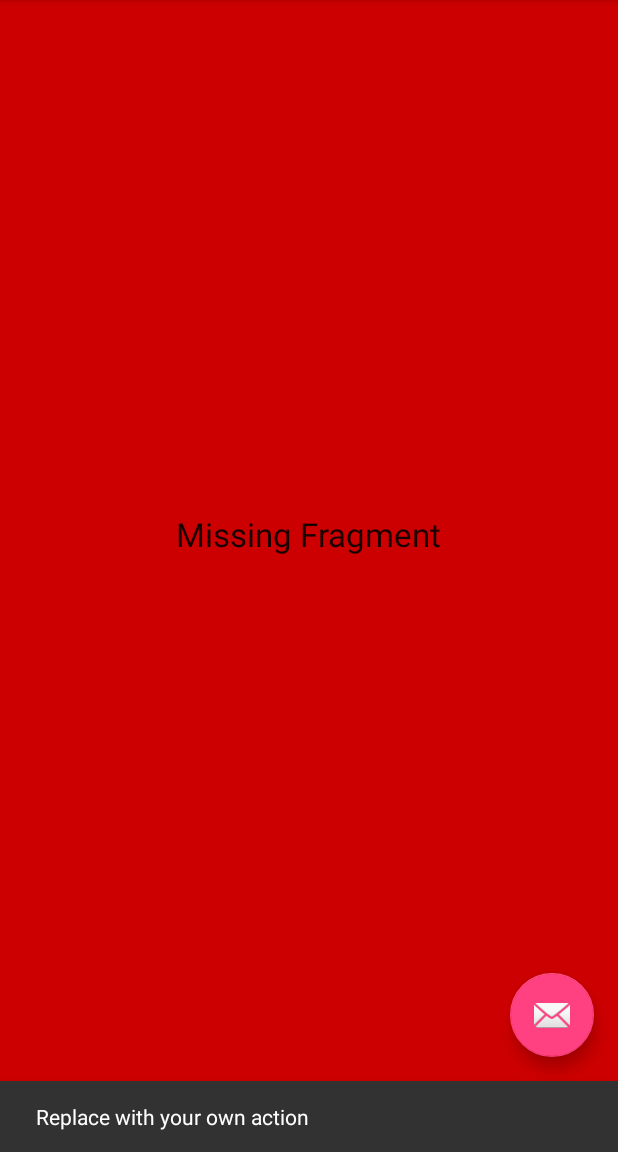
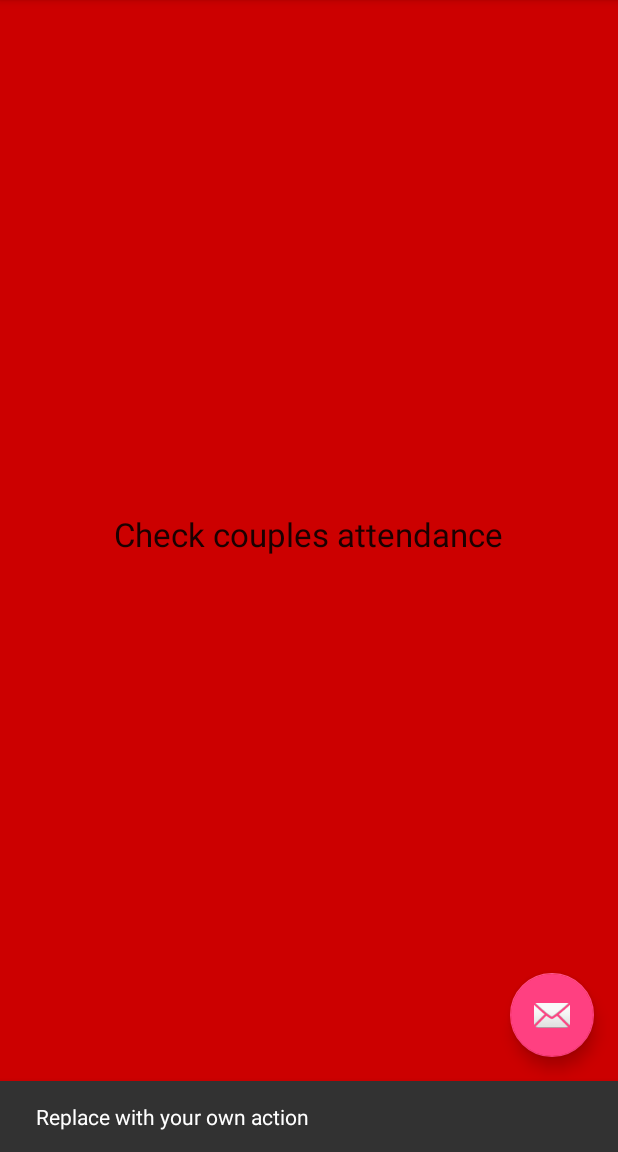
Before and after one commit to pasichenko/Journal, an Android app: the fragment CheckCouplesAttendanceFragment placed in its activity, after a tap on an icon or button, on a phone screen of 412 x 824 dp, the part 84-1236 px from its top. Run offline under Robolectric (Android 15) with nearby library versions, the light colour scheme and no system bars.

Commit message:
Refactored code: delete old comment, changed the class name of the fragments , add new fragment(SetCouplesAttendanceFragment)

```diff
--- a/app/src/main/java/com/makspasich/journal/MissingFragment.java
+++ b/app/src/main/java/com/makspasich/journal/CheckCouplesAttendanceFragment.java
@@ -6,11 +6,11 @@ import android.view.LayoutInflater;
 import android.view.View;
 import android.view.ViewGroup;
 
-public class MissingFragment extends Fragment {
+public class CheckCouplesAttendanceFragment extends Fragment {
 
     @Override
     public View onCreateView(LayoutInflater inflater, ViewGroup container,
                              Bundle savedInstanceState) {
-        return inflater.inflate(R.layout.fragment_missing, container, false);
+        return inflater.inflate(R.layout.fragment_check_couples_attendance, container, false);
     }
 }
--- a/app/src/main/java/com/makspasich/journal/MainActivity.java
+++ b/app/src/main/java/com/makspasich/journal/MainActivity.java
@@ -1,13 +1,9 @@
 package com.makspasich.journal;
 
-//import android.net.Uri;
 import android.os.Bundle;
 import android.support.annotation.NonNull;
 import android.support.design.widget.FloatingActionButton;
 import android.support.design.widget.Snackbar;
-//import android.support.v4.app.Fragment;
-//import android.support.v4.app.FragmentManager;
-//import android.util.Log;
 import android.view.View;
 import android.support.design.widget.NavigationView;
 import android.support.v4.view.GravityCompat;
@@ -28,10 +24,10 @@ public class MainActivity extends AppCompatActivity
     protected void onCreate(Bundle savedInstanceState) {
         super.onCreate(savedInstanceState);
         setContentView(R.layout.activity_main);
-        Toolbar toolbar = /*(Toolbar)*/ findViewById(R.id.toolbar);
+        Toolbar toolbar = findViewById(R.id.toolbar);
         setSupportActionBar(toolbar);
 
-        FloatingActionButton fab = /*(FloatingActionButton)*/ findViewById(R.id.fab);
+        FloatingActionButton fab =  findViewById(R.id.fab);
         fab.setOnClickListener(new View.OnClickListener() {
             @Override
             public void onClick(View view) {
@@ -40,9 +36,9 @@ public class MainActivity extends AppCompatActivity
             }
         });
 
-        drawer = /*(DrawerLayout)*/ findViewById(R.id.drawer_layout);
+        drawer = findViewById(R.id.drawer_layout);
 
-        NavigationView navigationView = /*(NavigationView)*/ findViewById(R.id.nav_view);
+        NavigationView navigationView = findViewById(R.id.nav_view);
         navigationView.setNavigationItemSelectedListener(this);
 
         ActionBarDrawerToggle toggle = new ActionBarDrawerToggle(
@@ -51,16 +47,15 @@ public class MainActivity extends AppCompatActivity
         toggle.syncState();
 
 
-//        if (savedInstanceState == null) {
-//            getSupportFragmentManager().beginTransaction().replace(R.id.container,
-//                    new ReportFragment()).commit();
-//            navigationView.setCheckedItem(R.id.nav_camera);
-//        }
+        if (savedInstanceState == null) {
+            getSupportFragmentManager().beginTransaction().replace(R.id.fragment_container,
+                    new SetCouplesAttendanceFragment()).commit();
+            navigationView.setCheckedItem(R.id.set_couples_attendance);
+        }
     }
 
     @Override
     public void onBackPressed() {
-        //DrawerLayout drawer = (DrawerLayout) findViewById(R.id.drawer_layout);
         if (drawer.isDrawerOpen(GravityCompat.START)) {
             drawer.closeDrawer(GravityCompat.START);
         } else {
@@ -93,70 +88,26 @@ public class MainActivity extends AppCompatActivity
     @SuppressWarnings("StatementWithEmptyBody")
     @Override
     public boolean onNavigationItemSelected(@NonNull MenuItem item) {
-        //Fragment fragment = null;
-        //Class fragmentClass = null;
-        // Handle navigation view item clicks here.
-
-
-//        int id = item.getItemId();
-//
-//        if (id == R.id.nav_camera) {
-//            // Handle the camera action
-//            fragmentClass = MissingFragment.class;
-//        } else if (id == R.id.nav_gallery) {
-//            fragmentClass = ReportFragment.class;
-//        } else if (id == R.id.nav_slideshow) {
-//
-//        } else if (id == R.id.nav_manage) {
-//
-//        } else if (id == R.id.nav_share) {
-//
-//        } else if (id == R.id.nav_send) {
-//
-//        }
-
         switch (item.getItemId()){
-            case R.id.nav_camera:
+            case R.id.set_couples_attendance:
                 getSupportFragmentManager().beginTransaction().replace(R.id.fragment_container,
-                        new ReportFragment()).commit();
-//                fragmentClass = MissingFragment.class;
+                        new SetCouplesAttendanceFragment()).commit();
                 break;
-            case R.id.nav_gallery:
+            case R.id.check_couples_attendance:
                 getSupportFragmentManager().beginTransaction().replace(R.id.fragment_container,
-                        new MissingFragment()).commit();
-//                fragmentClass = ReportFragment.class;
+                        new CheckCouplesAttendanceFragment()).commit();
                 break;
-            case R.id.nav_slideshow:
-                Toast.makeText(this, "nav_slideshow", Toast.LENGTH_SHORT).show();
+            case R.id.report:
+                getSupportFragmentManager().beginTransaction().replace(R.id.fragment_container,
+                        new ReportCouplesAttendanceFragment()).commit();
                 break;
-            case R.id.nav_manage:
-                Toast.makeText(this, "nav_manage", Toast.LENGTH_SHORT).show();
+            case R.id.setting_database:
+                Toast.makeText(this, R.string.setting_database, Toast.LENGTH_SHORT).show();
                 break;
-            case R.id.nav_share:
-                Toast.makeText(this, "nav_share", Toast.LENGTH_SHORT).show();
-                break;
-            case R.id.nav_send:
-                Toast.makeText(this, "nav_send", Toast.LENGTH_SHORT).show();
+             case R.id.nav_send:
+                Toast.makeText(this, R.string.about, Toast.LENGTH_SHORT).show();
                 break;
         }
-
-//        try {
-//            fragment = (Fragment) fragmentClass.newInstance();
-//            // Вставляем фрагмент, заменяя текущий фрагмент
-//            FragmentManager fragmentManager = getSupportFragmentManager();
-//            fragmentManager.beginTransaction().replace(R.id.container, fragment).commit();
-//            // Выделяем выбранный пункт меню в шторке
-//            item.setChecked(true);
-//            // Выводим выбранный пункт в заголовке
-//            setTitle(item.getTitle());
-//        } catch (Exception e) {
-//            Log.e("fragment",e.getMessage());
-//
-//        }
-
-
-
-        //DrawerLayout drawer = (DrawerLayout) findViewById(R.id.drawer_layout);
         drawer.closeDrawer(GravityCompat.START);
         return true;
     }
--- a/app/src/main/java/com/makspasich/journal/ReportFragment.java
+++ b/app/src/main/java/com/makspasich/journal/SetCouplesAttendanceFragment.java
@@ -1,17 +1,16 @@
 package com.makspasich.journal;
 
 import android.os.Bundle;
-import android.support.annotation.NonNull;
 import android.support.v4.app.Fragment;
 import android.view.LayoutInflater;
 import android.view.View;
 import android.view.ViewGroup;
 
-public class ReportFragment extends Fragment {
+public class SetCouplesAttendanceFragment extends Fragment {
 
     @Override
-    public View onCreateView(@NonNull LayoutInflater inflater, ViewGroup container,
+    public View onCreateView(LayoutInflater inflater, ViewGroup container,
                              Bundle savedInstanceState) {
-        return inflater.inflate(R.layout.fragment_report, container, false);
+        return inflater.inflate(R.layout.fragment_set_couples_attendance, container, false);
     }
 }
--- /dev/null
+++ b/app/src/main/res/layout/fragment_check_couples_attendance.xml
@@ -0,0 +1,15 @@
+<?xml version="1.0" encoding="utf-8"?>
+<RelativeLayout xmlns:android="http://schemas.android.com/apk/res/android"
+    android:layout_width="match_parent"
+    android:layout_height="match_parent"
+    android:background="@android:color/holo_red_dark">
+
+    <TextView
+        android:id="@+id/textView3"
+        android:layout_width="wrap_content"
+        android:layout_height="wrap_content"
+        android:layout_centerHorizontal="true"
+        android:layout_centerVertical="true"
+        android:text="Check couples attendance"
+        android:textAppearance="?android:attr/textAppearanceLarge"/>
+</RelativeLayout>
--- a/app/src/main/res/layout/fragment_missing.xml
+++ b/app/src/main/res/layout/fragment_report_couples_attendance.xml
@@ -2,7 +2,7 @@
 <RelativeLayout xmlns:android="http://schemas.android.com/apk/res/android"
     android:layout_width="match_parent"
     android:layout_height="match_parent"
-    android:background="@android:color/holo_red_dark">
+    android:background="@android:color/holo_green_dark">
 
     <TextView
         android:id="@+id/textView3"
@@ -10,6 +10,10 @@
         android:layout_height="wrap_content"
         android:layout_centerHorizontal="true"
         android:layout_centerVertical="true"
-        android:text="Missing Fragment"
+        android:text="Report couples attendance"
+        android:textSize="30sp"
+        android:layout_centerInParent="true"
         android:textAppearance="?android:attr/textAppearanceLarge"/>
+
+
 </RelativeLayout>
--- a/app/src/main/res/menu/activity_main_drawer.xml
+++ b/app/src/main/res/menu/activity_main_drawer.xml
@@ -5,29 +5,25 @@
 
     <group android:checkableBehavior="single">
         <item
-            android:id="@+id/nav_camera"
+            android:id="@+id/set_couples_attendance"
             android:icon="@drawable/ic_menu_camera"
-            android:title="Import" />
+            android:title="@string/set_couples_attendance" />
         <item
-            android:id="@+id/nav_gallery"
+            android:id="@+id/check_couples_attendance"
             android:icon="@drawable/ic_menu_gallery"
-            android:title="Gallery" />
+            android:title="@string/check_couples_attendance" />
         <item
-            android:id="@+id/nav_slideshow"
+            android:id="@+id/report"
             android:icon="@drawable/ic_menu_slideshow"
-            android:title="Slideshow" />
-        <item
-            android:id="@+id/nav_manage"
-            android:icon="@drawable/ic_menu_manage"
-            android:title="Tools" />
+            android:title="@string/report_couples_attendance" />
     </group>
 
-    <item android:title="Communicate">
+    <item android:title="Setting">
         <menu>
             <item
-                android:id="@+id/nav_share"
+                android:id="@+id/setting_database"
                 android:icon="@drawable/ic_menu_share"
-                android:title="Share" />
+                android:title="@string/setting_database" />
             <item
                 android:id="@+id/nav_send"
                 android:icon="@drawable/ic_menu_send"
--- a/app/src/main/res/values/strings.xml
+++ b/app/src/main/res/values/strings.xml
@@ -9,4 +9,10 @@
 
     <!-- TODO: Remove or change this placeholder text -->
     <string name="hello_blank_fragment">Hello blank fragment</string>
+
+    <string name="set_couples_attendance">Set couples attendance</string>
+    <string name="check_couples_attendance">Check couples attendance</string>
+    <string name="report_couples_attendance">Report couples attendance</string>
+    <string name="setting_database">Setting database</string>
+    <string name="about">About</string>
 </resources>
```
Also changed, not shown: app/src/main/java/com/makspasich/journal/ReportCouplesAttendanceFragment.java (added, +17 -0 lines), app/src/main/res/layout/fragment_set_couples_attendance.xml (renamed from app/src/main/res/layout/fragment_report.xml, +2 -6 lines).
